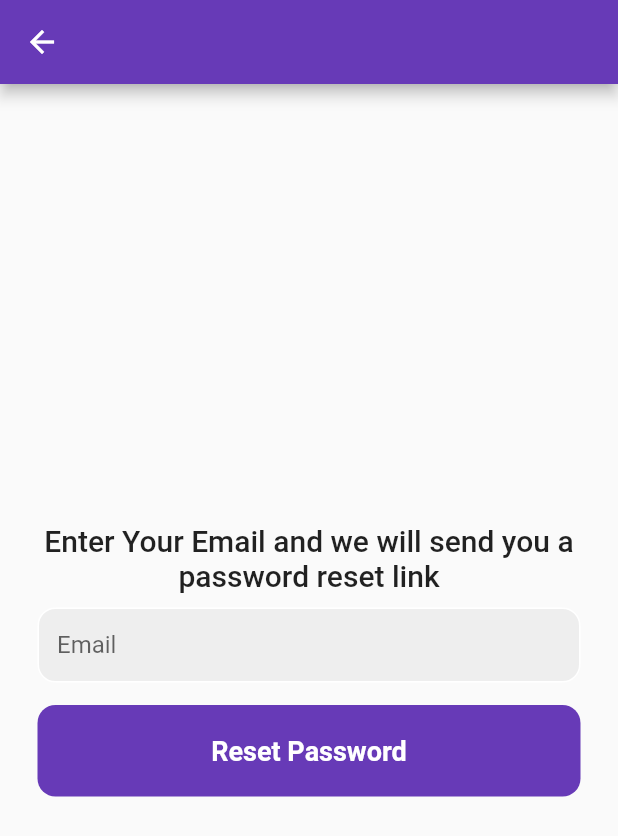
After one commit to starig/starig-flutter-auth, a Flutter app: the screen it shows after launch, after a tap on "Forgot password?", on a phone screen of 412 x 824 dp. The commit adds this screen. Shown: the top 836 px of the screen. Run offline on Flutter 3.47's test engine with Material 2 defaults, Android fonts, the phone set to English and light mode, and no system bars; our stand-ins replace firebase_auth, firebase_core, google_fonts; accounts and stored records are empty.

Commit message:
forgot password

```diff
--- /dev/null
+++ b/lib/pages/forgot_password_page.dart
@@ -0,0 +1,109 @@
+// ignore_for_file: prefer_const_constructors
+
+import 'package:firebase_auth/firebase_auth.dart';
+import 'package:flutter/material.dart';
+
+class ForgotPasswordPage extends StatefulWidget {
+  const ForgotPasswordPage({Key? key}) : super(key: key);
+
+  @override
+  State<ForgotPasswordPage> createState() => _ForgotPasswordPageState();
+}
+
+class _ForgotPasswordPageState extends State<ForgotPasswordPage> {
+  final _emailController = TextEditingController();
+
+  @override
+  void dispose() {
+    _emailController.dispose();
+    super.dispose();
+  }
+
+  Future passwordReset() async {
+    try {
+      await FirebaseAuth.instance.sendPasswordResetEmail(
+        email: _emailController.text.trim(),
+      );
+      showDialog(context: context, builder: (context) {
+        return AlertDialog(
+          content: Text('Password reset link sent to your email!'),
+        );
+      });
+    } on FirebaseAuthException catch (e) {
+      showDialog(context: context, builder: (context) {
+        return AlertDialog(
+          content: Text(e.message.toString()),
+        );
+      });
+    }
+
+  }
+
+  @override
+  Widget build(BuildContext context) {
+    return Scaffold(
+      appBar: AppBar(
+        backgroundColor: Colors.deepPurple,
+      ),
+      body: Column(
+        mainAxisAlignment: MainAxisAlignment.center,
+        children: [
+          Padding(
+            padding: const EdgeInsets.symmetric(horizontal: 25.0),
+            child: Text(
+              'Enter Your Email and we will send you a password reset link',
+              textAlign: TextAlign.center,
+              style: TextStyle(fontSize: 20, fontWeight: FontWeight.w500),
+            ),
+          ),
+          SizedBox(
+            height: 10,
+          ),
+          Padding(
+            padding: const EdgeInsets.symmetric(horizontal: 25.0),
+            child: Container(
+              decoration: BoxDecoration(
+                color: Colors.grey[200],
+                border: Border.all(color: Colors.white),
+                borderRadius: BorderRadius.circular(12),
+              ),
+              child: Padding(
+                padding: const EdgeInsets.symmetric(horizontal: 12.0),
+                child: TextField(
+                  controller: _emailController,
+                  decoration: InputDecoration(
+                    border: InputBorder.none,
+                    hintText: 'Email',
+                  ),
+                ),
+              ),
+            ),
+          ),
+          SizedBox(
+            height: 15,
+          ),
+          Padding(
+            padding: const EdgeInsets.symmetric(horizontal: 25.0),
+            child: GestureDetector(
+              onTap: passwordReset,
+              child: Container(
+                  padding: EdgeInsets.all(20),
+                  decoration: BoxDecoration(
+                      color: Colors.deepPurple,
+                      borderRadius: BorderRadius.circular(12)),
+                  child: Center(
+                      child: Text(
+                    'Reset Password',
+                    style: TextStyle(
+                      color: Colors.white,
+                      fontWeight: FontWeight.bold,
+                      fontSize: 18,
+                    ),
+                  ))),
+            ),
+          )
+        ],
+      ),
+    );
+  }
+}
--- a/lib/pages/login_page.dart
+++ b/lib/pages/login_page.dart
@@ -2,10 +2,12 @@
 
 import 'package:firebase_auth/firebase_auth.dart';
 import 'package:flutter/material.dart';
+import 'package:flutter_login_app/pages/forgot_password_page.dart';
 import 'package:google_fonts/google_fonts.dart';
 
 class LoginPage extends StatefulWidget {
   final VoidCallback showRegisterPage;
+
   const LoginPage({Key? key, required this.showRegisterPage}) : super(key: key);
 
   @override
@@ -109,6 +111,9 @@ class _LoginPageState extends State<LoginPage> {
                     height: 10,
                   ),
                   //password textfield
+                  SizedBox(
+                    height: 10,
+                  ),
                   Padding(
                     padding: const EdgeInsets.symmetric(horizontal: 25.0),
                     child: GestureDetector(
@@ -133,6 +138,21 @@ class _LoginPageState extends State<LoginPage> {
                     height: 25,
                   ),
                   // sign in button
+                  GestureDetector(
+                    onTap: () {
+                      Navigator.push(context, MaterialPageRoute(builder: (context) {
+                        return ForgotPasswordPage();
+                      }));
+                    },
+                    child: Text(
+                      'Forgot password?',
+                      style: TextStyle(
+                          color: Colors.blue, fontWeight: FontWeight.bold),
+                    ),
+                  ),
+                  SizedBox(
+                    height: 10,
+                  ),
                   Row(
                     mainAxisAlignment: MainAxisAlignment.center,
                     children: [
@@ -144,7 +164,8 @@ class _LoginPageState extends State<LoginPage> {
                         onTap: widget.showRegisterPage,
                         child: Text('Register now',
                             style: TextStyle(
-                                color: Colors.blue, fontWeight: FontWeight.bold)),
+                                color: Colors.blue,
+                                fontWeight: FontWeight.bold)),
                       )
                     ],
                   )
--- a/lib/pages/register_page.dart
+++ b/lib/pages/register_page.dart
@@ -37,10 +37,8 @@ class _RegisterPageState extends State<RegisterPage> {
 
   bool passwordConfirmed() {
     if (_passwordController.text.trim() == _confirmPasswordControlller.text.trim()) {
-      print('true');
       return true;
     } else {
-      print('false');
       return false;
     }
   }
```
Lines whose indentation alone changed are shown as unchanged.
